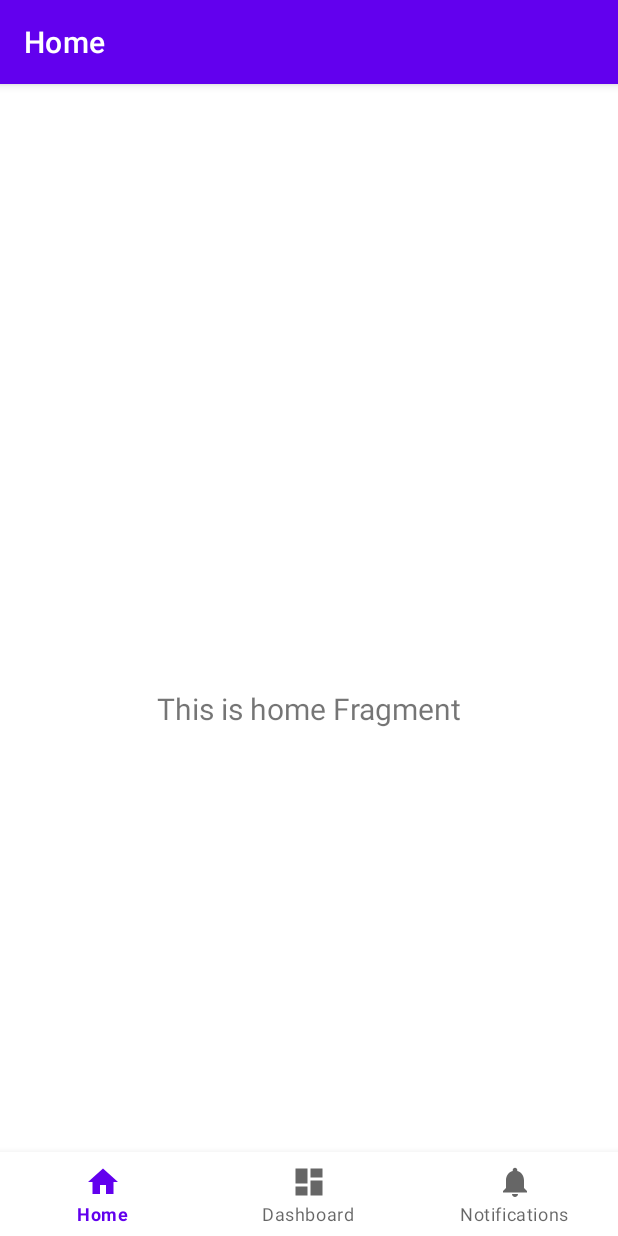
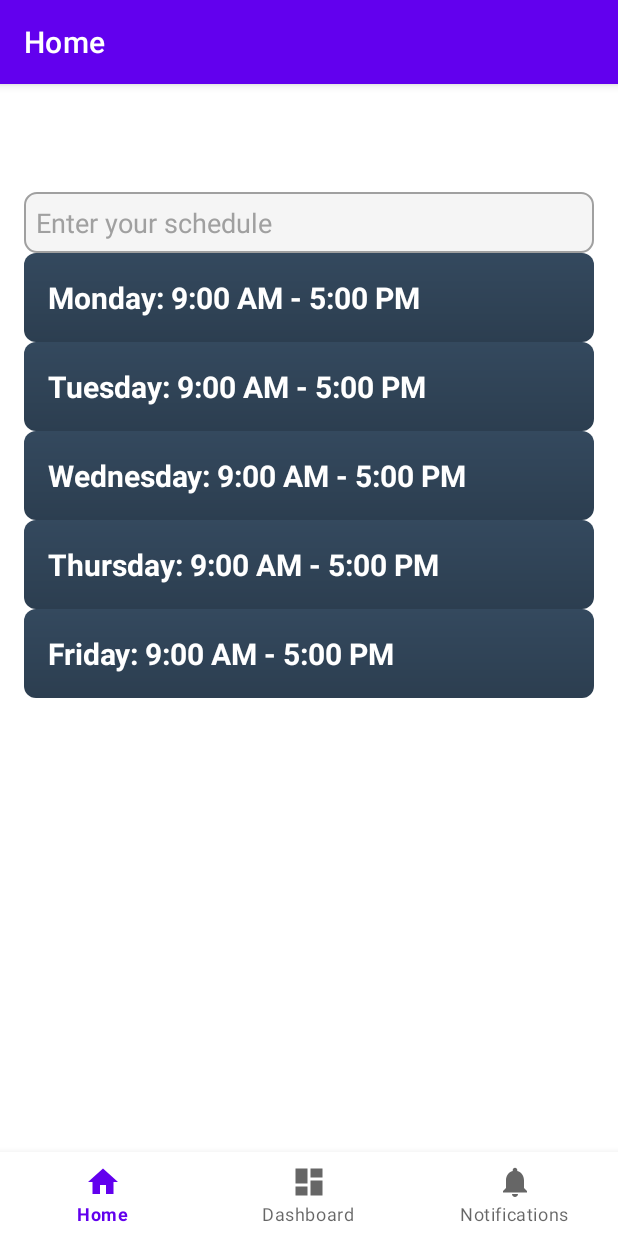
Before and after one commit to viktordenac/RAZVOJ-PROGRAMSKIH-SISTEMOV, an Android app: the screen it shows after launch (MainActivity), on a phone screen of 412 x 824 dp. Run offline under Robolectric (Android 15) with nearby library versions, the phone set to English and light mode, and no system bars; our stand-ins replace navigation-ui.

Commit message:
Osnovni urnik za študenta

```diff
--- a/app/src/main/java/com/example/razvojprogramskihsistemov/ui/home/HomeFragment.kt
+++ b/app/src/main/java/com/example/razvojprogramskihsistemov/ui/home/HomeFragment.kt
@@ -4,39 +4,55 @@ import android.os.Bundle
 import android.view.LayoutInflater
 import android.view.View
 import android.view.ViewGroup
+import android.widget.EditText
 import android.widget.TextView
 import androidx.fragment.app.Fragment
-import androidx.lifecycle.ViewModelProvider
-import com.example.razvojprogramskihsistemov.databinding.FragmentHomeBinding
+import com.example.razvojprogramskihsistemov.R
 
 class HomeFragment : Fragment() {
 
-    private var _binding: FragmentHomeBinding? = null
-
-    // This property is only valid between onCreateView and
-    // onDestroyView.
-    private val binding get() = _binding!!
+    private lateinit var scheduleInput: EditText
+    private lateinit var mondayTextView: TextView
+    private lateinit var tuesdayTextView: TextView
+    private lateinit var wednesdayTextView: TextView
+    private lateinit var thursdayTextView: TextView
+    private lateinit var fridayTextView: TextView
 
     override fun onCreateView(
         inflater: LayoutInflater,
         container: ViewGroup?,
         savedInstanceState: Bundle?
-    ): View {
-        val homeViewModel =
-            ViewModelProvider(this).get(HomeViewModel::class.java)
+    ): View? {
+        val view = inflater.inflate(R.layout.fragment_home, container, false)
 
-        _binding = FragmentHomeBinding.inflate(inflater, container, false)
-        val root: View = binding.root
+        scheduleInput = view.findViewById(R.id.schedule_input)
+        mondayTextView = view.findViewById(R.id.monday_textview)
+        tuesdayTextView = view.findViewById(R.id.tuesday_textview)
+        wednesdayTextView = view.findViewById(R.id.wednesday_textview)
+        thursdayTextView = view.findViewById(R.id.thursday_textview)
+        fridayTextView = view.findViewById(R.id.friday_textview)
 
-        val textView: TextView = binding.textHome
-        homeViewModel.text.observe(viewLifecycleOwner) {
-            textView.text = it
-        }
-        return root
+        // Set click listeners for each day of the week
+        mondayTextView.setOnClickListener { updateScheduleText(mondayTextView.text.toString()) }
+        tuesdayTextView.setOnClickListener { updateScheduleText(tuesdayTextView.text.toString()) }
+        wednesdayTextView.setOnClickListener { updateScheduleText(wednesdayTextView.text.toString()) }
+        thursdayTextView.setOnClickListener { updateScheduleText(thursdayTextView.text.toString()) }
+        fridayTextView.setOnClickListener { updateScheduleText(fridayTextView.text.toString()) }
+
+        return view
+    }
+    override fun onViewCreated(view: View, savedInstanceState: Bundle?) {
+        super.onViewCreated(view, savedInstanceState)
+
+        // set the schedule text for each day
+        mondayTextView.text = "Monday: 9:00 AM - 5:00 PM"
+        tuesdayTextView.text = "Tuesday: 9:00 AM - 5:00 PM"
+        wednesdayTextView.text = "Wednesday: 9:00 AM - 5:00 PM"
+        thursdayTextView.text = "Thursday: 9:00 AM - 5:00 PM"
+        fridayTextView.text = "Friday: 9:00 AM - 5:00 PM"
     }
 
-    override fun onDestroyView() {
-        super.onDestroyView()
-        _binding = null
+    private fun updateScheduleText(text: String) {
+        scheduleInput.setText(text)
     }
 }
--- /dev/null
+++ b/app/src/main/res/drawable/day_background.xml
@@ -0,0 +1,12 @@
+<?xml version="1.0" encoding="utf-8"?>
+<shape xmlns:android="http://schemas.android.com/apk/res/android"
+    android:shape="rectangle">
+
+    <gradient
+        android:startColor="#2C3E50"
+        android:endColor="#34495E"
+        android:angle="90" />
+
+    <corners android:radius="8dp" />
+
+</shape>
--- /dev/null
+++ b/app/src/main/res/drawable/edittext_background.xml
@@ -0,0 +1,11 @@
+<?xml version="1.0" encoding="utf-8"?>
+<shape xmlns:android="http://schemas.android.com/apk/res/android"
+    android:shape="rectangle">
+
+    <solid android:color="#F5F5F5" />
+    <stroke
+        android:width="1dp"
+        android:color="#A0A0A0" />
+    <corners android:radius="8dp" />
+
+</shape>
--- a/app/src/main/res/layout/fragment_home.xml
+++ b/app/src/main/res/layout/fragment_home.xml
@@ -6,17 +6,79 @@
     android:layout_height="match_parent"
     tools:context=".ui.home.HomeFragment">
 
-    <TextView
-        android:id="@+id/text_home"
+    <LinearLayout
         android:layout_width="match_parent"
-        android:layout_height="wrap_content"
-        android:layout_marginStart="8dp"
-        android:layout_marginTop="8dp"
-        android:layout_marginEnd="8dp"
-        android:textAlignment="center"
-        android:textSize="20sp"
-        app:layout_constraintBottom_toBottomOf="parent"
-        app:layout_constraintEnd_toEndOf="parent"
-        app:layout_constraintStart_toStartOf="parent"
-        app:layout_constraintTop_toTopOf="parent" />
+        android:layout_height="match_parent"
+        android:orientation="vertical"
+        android:padding="16dp">
+
+        <EditText
+            android:id="@+id/schedule_input"
+            android:layout_width="match_parent"
+            android:layout_height="wrap_content"
+            android:hint="@string/enter_your_schedule"
+            android:textSize="18sp"
+            android:padding="8dp"
+            android:background="@drawable/edittext_background"
+            android:textColorHint="#A0A0A0"
+            android:textColor="@android:color/black" />
+
+        <TextView
+            android:id="@+id/monday_textview"
+            android:layout_width="match_parent"
+            android:layout_height="wrap_content"
+            android:text="@string/monday"
+            android:textSize="20sp"
+            android:textStyle="bold"
+            android:padding="16dp"
+            android:background="@drawable/day_background"
+            android:textColor="@android:color/white" />
+
+        <TextView
+            android:id="@+id/tuesday_textview"
+            android:layout_width="match_parent"
+            android:layout_height="wrap_content"
+            android:text="@string/tuesday"
+            android:textSize="20sp"
+            android:textStyle="bold"
+            android:padding="16dp"
+            android:background="@drawable/day_background"
+            android:textColor="@android:color/white" />
+
+        <TextView
+            android:id="@+id/wednesday_textview"
+            android:layout_width="match_parent"
+            android:layout_height="wrap_content"
+            android:text="@string/wednesday"
+            android:textSize="20sp"
+            android:textStyle="bold"
+            android:padding="16dp"
+            android:background="@drawable/day_background"
+            android:textColor="@android:color/white" />
+
+        <TextView
+            android:id="@+id/thursday_textview"
+            android:layout_width="match_parent"
+            android:layout_height="wrap_content"
+            android:text="@string/thursday"
+            android:textSize="20sp"
+            android:textStyle="bold"
+            android:padding="16dp"
+            android:background="@drawable/day_background"
+            android:textColor="@android:color/white" />
+
+        <TextView
+            android:id="@+id/friday_textview"
+            android:layout_width="match_parent"
+            android:layout_height="wrap_content"
+            android:text="@string/friday"
+            android:textSize="20sp"
+            android:textStyle="bold"
+            android:padding="16dp"
+            android:background="@drawable/day_background"
+            android:textColor="@android:color/white" />
+
+    </LinearLayout>
+
+
 </androidx.constraintlayout.widget.ConstraintLayout>
--- a/app/src/main/res/values/strings.xml
+++ b/app/src/main/res/values/strings.xml
@@ -3,4 +3,10 @@
     <string name="title_home">Home</string>
     <string name="title_dashboard">Dashboard</string>
     <string name="title_notifications">Notifications</string>
+    <string name="enter_your_schedule">Enter your schedule</string>
+    <string name="monday">Monday</string>
+    <string name="tuesday">Tuesday</string>
+    <string name="wednesday">Wednesday</string>
+    <string name="thursday">Thursday</string>
+    <string name="friday">Friday</string>
 </resources>
```
